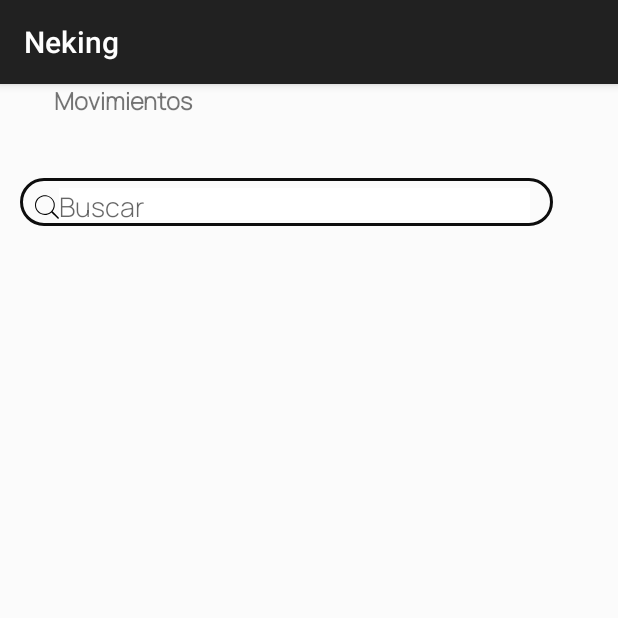
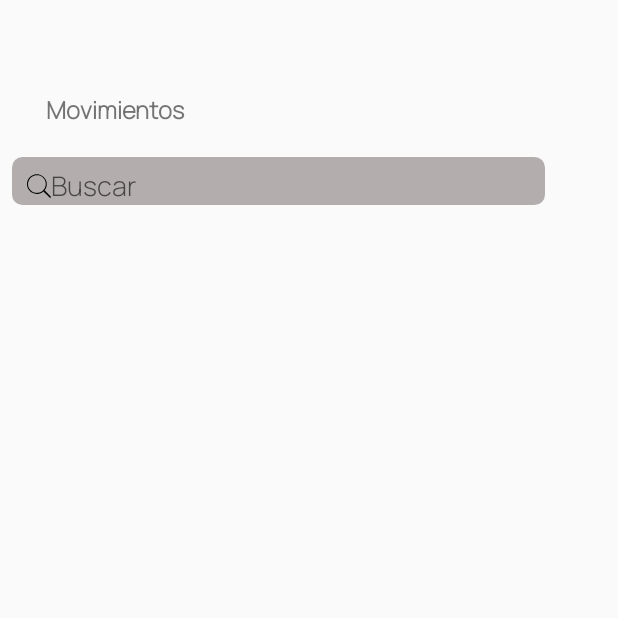
Before and after one commit to JhonmaSG/ClonNeking, an Android app: the screen it shows after launch (historial), on a phone screen of 412 x 824 dp, the top half of it. Run offline under Robolectric (Android 15) with nearby library versions, the phone set to English and light mode, and no system bars.

Commit message:
Arreglo de windowActionBar

```diff
--- a/app/src/main/AndroidManifest.xml
+++ b/app/src/main/AndroidManifest.xml
@@ -7,15 +7,15 @@
         android:dataExtractionRules="@xml/data_extraction_rules"
         android:fullBackupContent="@xml/backup_rules"
         android:icon="@mipmap/ic_launcher"
-        android:label="@string/app_name"
+        android:label="@string/empty_string"
         android:roundIcon="@mipmap/ic_launcher_round"
         android:supportsRtl="true"
         android:theme="@style/Base.Theme.Neking"
         tools:targetApi="31">
-    <!--  android:forceDarkAllowed="false" -->
 
         <activity
             android:name=".historial"
+            android:label="@string/empty_string"
             android:exported="true">
             <intent-filter>
                 <action android:name="android.intent.action.MAIN" />
--- a/app/src/main/res/drawable/style_border_edit_text.xml
+++ b/app/src/main/res/drawable/style_border_edit_text.xml
@@ -7,5 +7,5 @@
         android:left="10sp"
         android:right="10sp"
         android:top="1sp"></padding>
-    <corners android:radius="15dp"></corners>
+    <corners android:radius="6dp"></corners>
 </shape>
--- a/app/src/main/res/layout/historial.xml
+++ b/app/src/main/res/layout/historial.xml
@@ -1,13 +1,11 @@
 <?xml version="1.0" encoding="utf-8"?>
 <androidx.constraintlayout.widget.ConstraintLayout xmlns:android="http://schemas.android.com/apk/res/android"
     xmlns:app="http://schemas.android.com/apk/res-auto"
-    xmlns:tools="http://schemas.android.com/tools"
+    android:id="@+id/container"
     android:layout_width="match_parent"
     android:layout_height="match_parent"
-    android:background="#FBFBFB"
-    android:orientation="vertical"
-    android:padding="10dp"
-    tools:context=".historial">
+    android:paddingTop="?attr/actionBarSize">
+    <!-- xmlns:tools="http://schemas.android.com/tools" -->
 
     <TextView
         android:id="@+id/main"
@@ -23,16 +21,18 @@
         android:textStyle="bold"
         app:layout_constraintBottom_toBottomOf="parent"
         app:layout_constraintEnd_toEndOf="parent"
-        app:layout_constraintHorizontal_bias="0.0"
+        app:layout_constraintHorizontal_bias="0.018"
         app:layout_constraintStart_toStartOf="parent"
-        app:layout_constraintTop_toTopOf="parent" />
+        app:layout_constraintTop_toTopOf="parent"
+        app:layout_constraintVertical_bias="0.0" />
 
     <LinearLayout
         android:layout_width="355dp"
         android:layout_height="32dp"
         android:layout_marginStart="8dp"
-        android:layout_marginTop="40dp"
+        android:layout_marginTop="20dp"
         android:background="@drawable/style_border_edit_text"
+        android:backgroundTint="#B3ADAD"
         android:orientation="horizontal"
         android:paddingTop="1dp"
         android:paddingBottom="4dp"
@@ -47,6 +47,7 @@
             android:layout_height="wrap_content"
             android:layout_marginTop="5dp"
             android:layout_marginBottom="-4dp"
+            android:background="#B3ADAD"
             android:src="@drawable/lupa_de_detective" />
 
         <EditText
@@ -57,7 +58,7 @@
             android:layout_marginTop="5dp"
             android:layout_marginEnd="30dp"
             android:layout_marginBottom="-4dp"
-            android:background="#FFFFFF"
+            android:background="#B3ADAD"
             android:fontFamily="@font/manrope_light"
             android:hint="Buscar"
             android:inputType="text"
--- /dev/null
+++ b/app/src/main/res/values/string.xml
@@ -0,0 +1,4 @@
+<?xml version="1.0" encoding="utf-8"?>
+<resources>
+    <string name="empty_string"></string>
+</resources>
--- a/app/src/main/res/values/strings.xml
+++ /dev/null
@@ -1,3 +0,0 @@
-<resources>
-    <string name="app_name">Neking</string>
-</resources>
--- a/app/src/main/res/values/themes.xml
+++ b/app/src/main/res/values/themes.xml
@@ -1,6 +1,8 @@
 <resources xmlns:tools="http://schemas.android.com/tools">
     <!-- Base application theme. -->
     <style name="Base.Theme.Neking" parent="Theme.AppCompat.DayNight.DarkActionBar">
+        <item name="windowActionBar">false</item>
+        <item name="windowNoTitle">true</item>
         <!-- Customize your light theme here. -->
         <!-- <item name="colorPrimary">@color/my_light_primary</item> -->
     </style>
```
Also changed, not shown: 2 other files.
